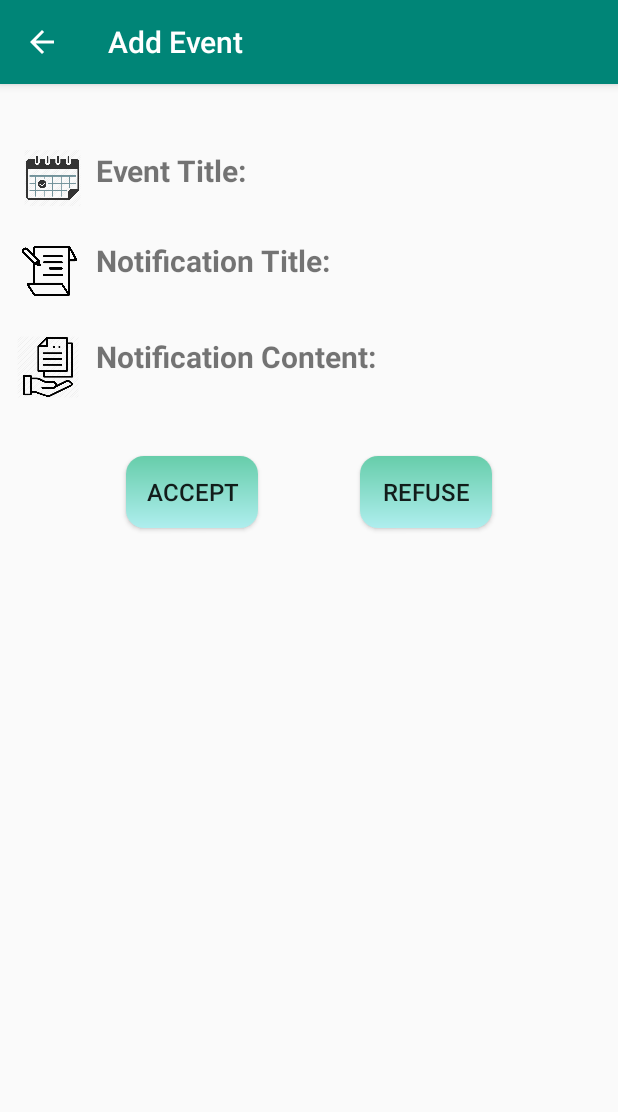
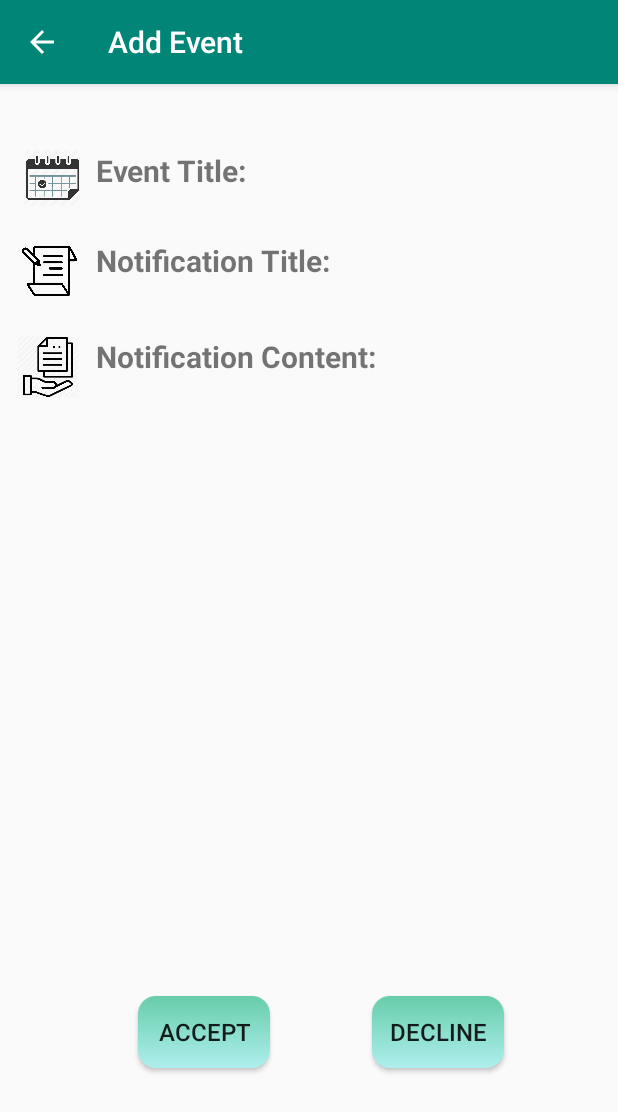
Before and after one commit to ChenyoisRita/Foodaholic, an Android app: the NotificationDetailActivity screen opened directly, with no data from a screen before it, on a phone screen of 412 x 824 dp. Shown: the top 1112 px of the screen. Run offline under Robolectric (Android 15) with nearby library versions, the light colour scheme and no system bars.

```diff
--- a/app/src/main/res/layout/activity_notification_detail.xml
+++ b/app/src/main/res/layout/activity_notification_detail.xml
@@ -107,8 +107,8 @@
         android:layout_width="wrap_content"
         android:layout_height="wrap_content"
 
-        android:layout_marginStart="84dp"
-        android:layout_marginTop="248dp"
+        android:layout_marginStart="92dp"
+        android:layout_marginTop="608dp"
         android:background="@drawable/gradient"
         android:text="Accept"
         android:textSize="16dp"
@@ -120,10 +120,10 @@
         android:layout_width="wrap_content"
         android:layout_height="wrap_content"
 
-        android:layout_marginStart="240dp"
-        android:layout_marginTop="248dp"
+        android:layout_marginStart="248dp"
+        android:layout_marginTop="608dp"
         android:background="@drawable/gradient"
-        android:text="Refuse"
+        android:text="Decline"
         android:textSize="16dp"
         app:layout_constraintStart_toStartOf="parent"
         app:layout_constraintTop_toTopOf="parent" />
```
Also changed, not shown: app/src/main/java/com/jhuoose/foodaholic/ui/notifications/NotificationsFragment.java (+11 -5 lines).
